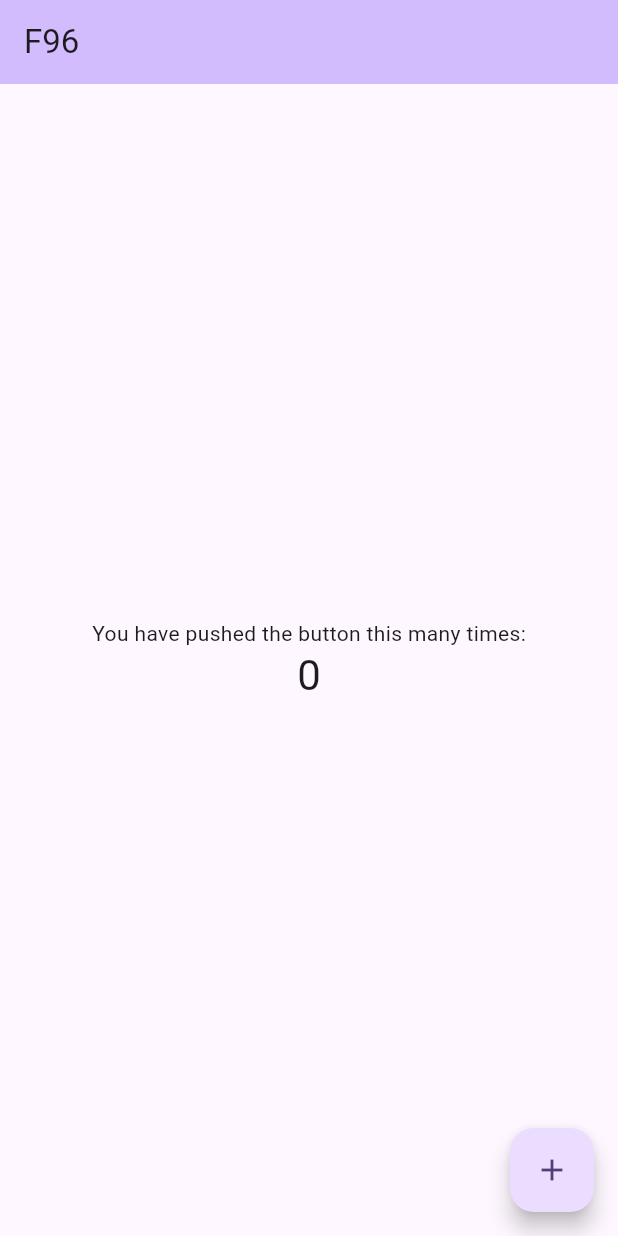
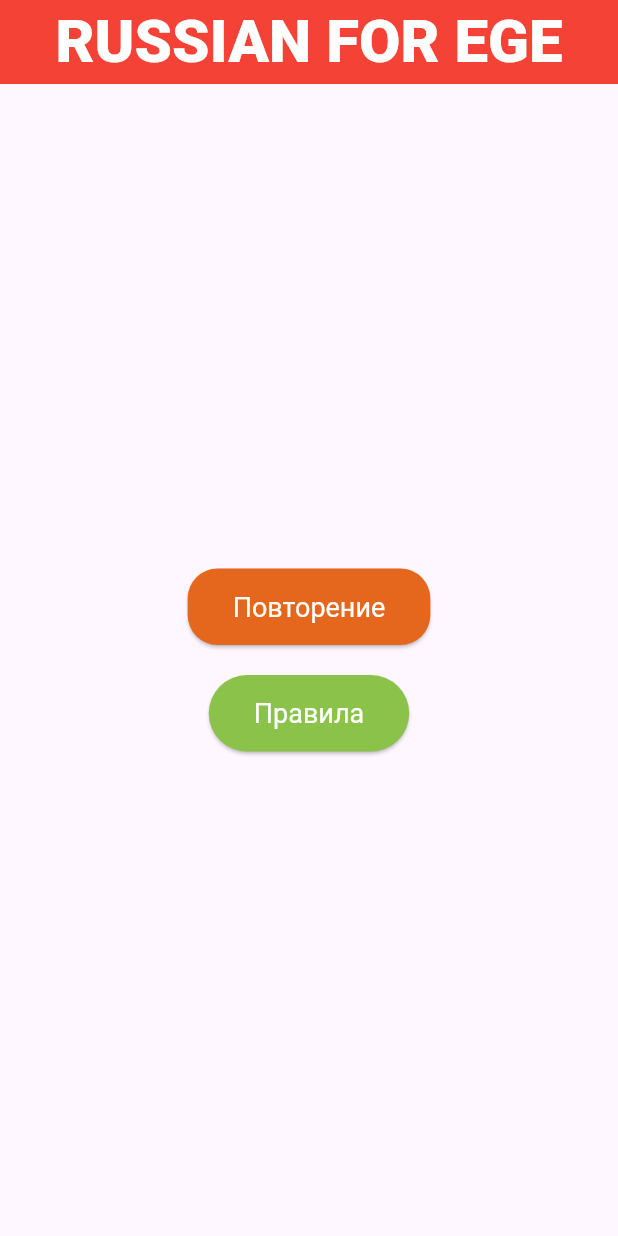
Before and after one commit to refenge/ref, a Flutter app: the screen it shows after launch, on a phone screen of 412 x 824 dp. Run offline on Flutter 3.47's test engine with Material 3 defaults, Android fonts, the phone set to English and light mode, and no system bars.

Commit message:
сделали навигацию

```diff
--- a/lib/main.dart
+++ b/lib/main.dart
@@ -1,4 +1,7 @@
 import 'package:flutter/material.dart';
+import 'widgets/mainPage.dart';
+import 'widgets/mainRepeatPage.dart';
+import 'widgets/mainRulesPage.dart';
 
 void main() {
   runApp(const MyApp());
@@ -10,57 +13,17 @@ class MyApp extends StatelessWidget {
   @override
   Widget build(BuildContext context) {
     return MaterialApp(
-      title: 'Flutter Demo',
+      initialRoute: '/',
+      routes: {
+        '/mainRepeatPage': (context) => const MainRepeatPage(),
+        '/mainRulesPage': (context) => const MainRulesPage(),
+      },
+      debugShowCheckedModeBanner: false,
+      title: 'RUSSIAN FOR EGE',
       theme: ThemeData(
         colorScheme: ColorScheme.fromSeed(seedColor: Colors.deepPurple),
       ),
-      home: const MyHomePage(title: 'F96'),
+      home: const MainPage(),
     );
   }
 }
-
-class MyHomePage extends StatefulWidget {
-  const MyHomePage({super.key, required this.title});
-
-  final String title;
-
-  @override
-  State<MyHomePage> createState() => _MyHomePageState();
-}
-
-class _MyHomePageState extends State<MyHomePage> {
-  int _counter = 0;
-
-  void _incrementCounter() {
-    setState(() {
-      _counter++;
-    });
-  }
-
-  @override
-  Widget build(BuildContext context) {
-    return Scaffold(
-      appBar: AppBar(
-        backgroundColor: Theme.of(context).colorScheme.inversePrimary,
-        title: Text(widget.title),
-      ),
-      body: Center(
-        child: Column(
-          mainAxisAlignment: MainAxisAlignment.center,
-          children: <Widget>[
-            const Text('You have pushed the button this many times:'),
-            Text(
-              '$_counter',
-              style: Theme.of(context).textTheme.headlineMedium,
-            ),
-          ],
-        ),
-      ),
-      floatingActionButton: FloatingActionButton(
-        onPressed: _incrementCounter,
-        tooltip: 'Increment',
-        child: const Icon(Icons.add),
-      ),
-    );
-  }
-}
--- /dev/null
+++ b/lib/widgets/mainPage.dart
@@ -0,0 +1,62 @@
+import 'package:flutter/material.dart';
+
+class MainPage extends StatelessWidget {
+  const MainPage({super.key});
+
+  @override
+  Widget build(BuildContext context) {
+    return Scaffold(
+      appBar: AppBar(
+        title: const Text('RUSSIAN FOR EGE', style: const TextStyle(
+          fontSize: 40,
+          letterSpacing: 0.0,
+          fontWeight: FontWeight.w900,
+          color: Colors.white,
+        ),),
+        centerTitle: true,
+        backgroundColor: Colors.red,
+
+      ),
+      body: Center(
+        child: Column(
+          mainAxisAlignment: MainAxisAlignment.center,
+          children: <Widget>[
+            ElevatedButton(
+              style: ElevatedButton.styleFrom(
+                backgroundColor: Color.fromARGB(255, 229, 103, 30),
+                foregroundColor: Colors.white,
+                shape: RoundedRectangleBorder(
+                    borderRadius: BorderRadius.circular(20)),
+                padding: const EdgeInsets.symmetric(
+                  horizontal: 30,
+                  vertical: 15,
+                ),
+                textStyle: const TextStyle(fontSize: 18),
+              ),
+              onPressed: () {
+                Navigator.pushNamed(context, '/mainRepeatPage');
+              },
+              child: const Text('Повторение'),
+            ),
+            const SizedBox(height: 20),
+            ElevatedButton(
+              style: ElevatedButton.styleFrom(
+                backgroundColor: Colors.lightGreen,
+                foregroundColor: Colors.white,
+                padding: const EdgeInsets.symmetric(
+                  horizontal: 30,
+                  vertical: 15,
+                ),
+                textStyle: const TextStyle(fontSize: 18),
+              ),
+              onPressed: () {
+                Navigator.pushNamed(context, '/mainRulesPage');
+              },
+              child: const Text('Правила'),
+            ),
+          ],
+        ),
+      ),
+    );
+  }
+}
```
Also changed, not shown: lib/widgets/mainRepeatPage.dart (added, +90 -0 lines), lib/widgets/mainRulesPage.dart (added, +25 -0 lines).
